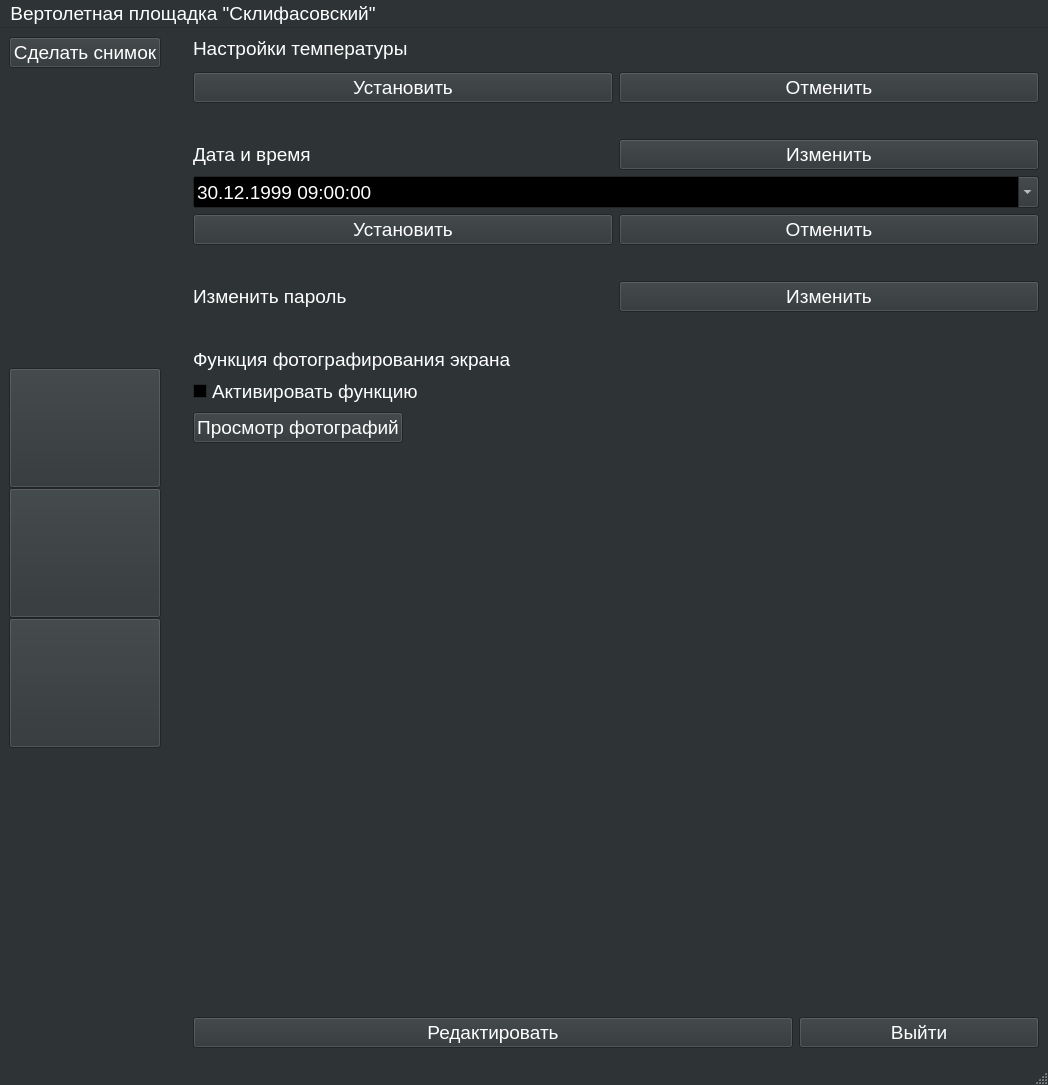
Qt form settings.ui (Aleks-h/Helipad) before a commit.
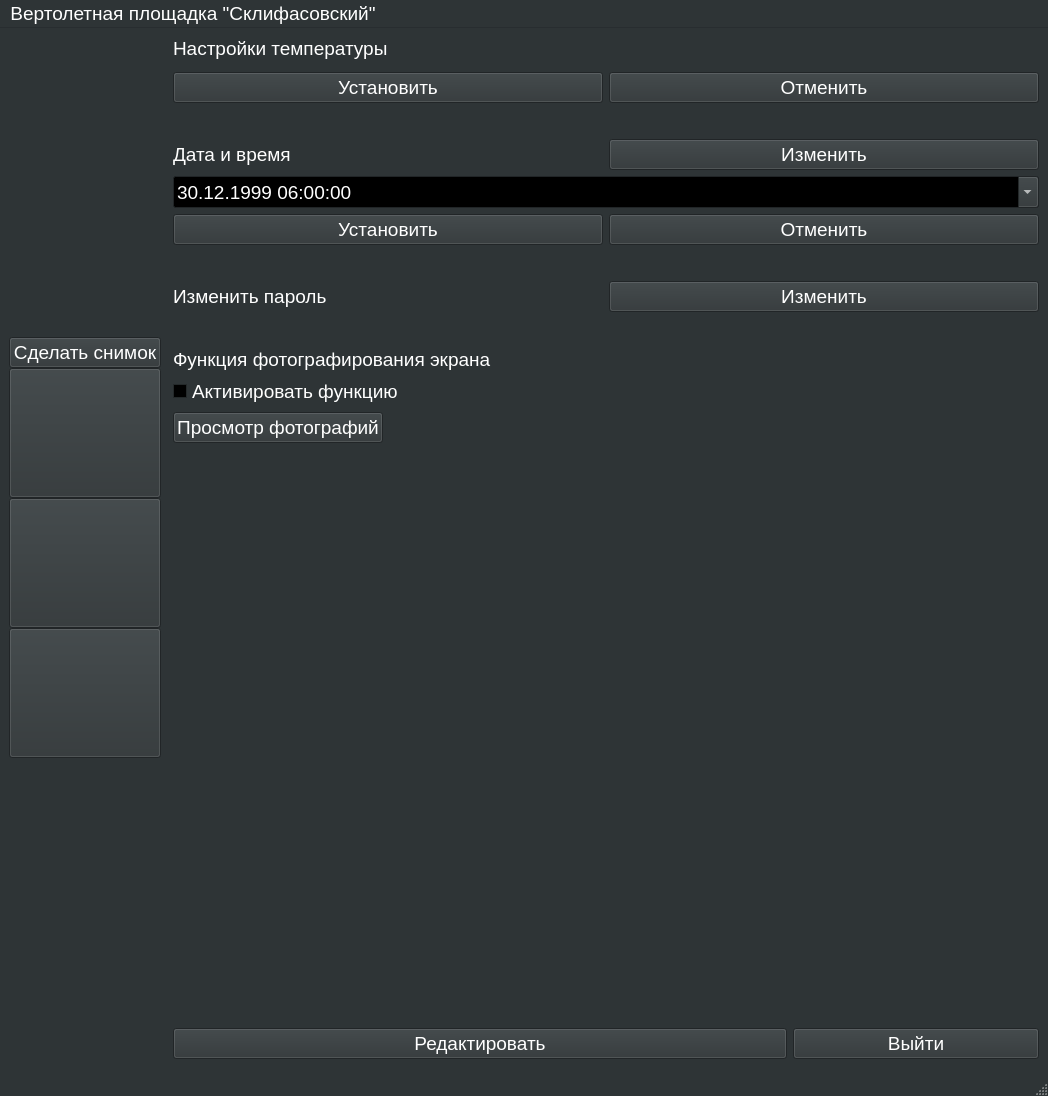
The same form after that commit. Icons and pictures are not drawn.

What changed in the file:
```diff
--- a/settings.ui
+++ b/settings.ui
@@ -7,7 +7,7 @@
     <x>0</x>
     <y>0</y>
     <width>1048</width>
-    <height>1085</height>
+    <height>1096</height>
    </rect>
   </property>
   <property name="palette">
@@ -475,6 +475,22 @@
         <property name="spacing">
          <number>0</number>
         </property>
+        <item>
+         <spacer name="verticalSpacer_10">
+          <property name="orientation">
+           <enum>Qt::Vertical</enum>
+          </property>
+          <property name="sizeType">
+           <enum>QSizePolicy::Minimum</enum>
+          </property>
+          <property name="sizeHint" stdset="0">
+           <size>
+            <width>20</width>
+            <height>300</height>
+           </size>
+          </property>
+         </spacer>
+        </item>
         <item>
          <widget class="QPushButton" name="TakeAPicture">
           <property name="text">
@@ -482,22 +498,6 @@
           </property>
          </widget>
         </item>
-        <item>
-         <spacer name="verticalSpacer_10">
-          <property name="orientation">
-           <enum>Qt::Vertical</enum>
-          </property>
-          <property name="sizeType">
-           <enum>QSizePolicy::Minimum</enum>
-          </property>
-          <property name="sizeHint" stdset="0">
-           <size>
-            <width>20</width>
-            <height>300</height>
-           </size>
-          </property>
-         </spacer>
-        </item>
         <item>
          <widget class="QPushButton" name="pushButton_13">
           <property name="maximumSize">
@@ -604,23 +604,10 @@
        </layout>
       </item>
       <item>
-       <layout class="QVBoxLayout" name="verticalLayout_7" stretch="0">
+       <layout class="QVBoxLayout" name="verticalLayout_7" stretch="">
         <property name="spacing">
          <number>10</number>
         </property>
-        <item>
-         <spacer name="verticalSpacer">
-          <property name="orientation">
-           <enum>Qt::Vertical</enum>
-          </property>
-          <property name="sizeHint" stdset="0">
-           <size>
-            <width>20</width>
-            <height>40</height>
-           </size>
-          </property>
-         </spacer>
-        </item>
        </layout>
       </item>
      </layout>
@@ -803,7 +790,7 @@
         </property>
         <property name="dateTime">
          <datetime>
-          <hour>9</hour>
+          <hour>6</hour>
           <minute>0</minute>
           <second>0</second>
           <year>1999</year>
```
